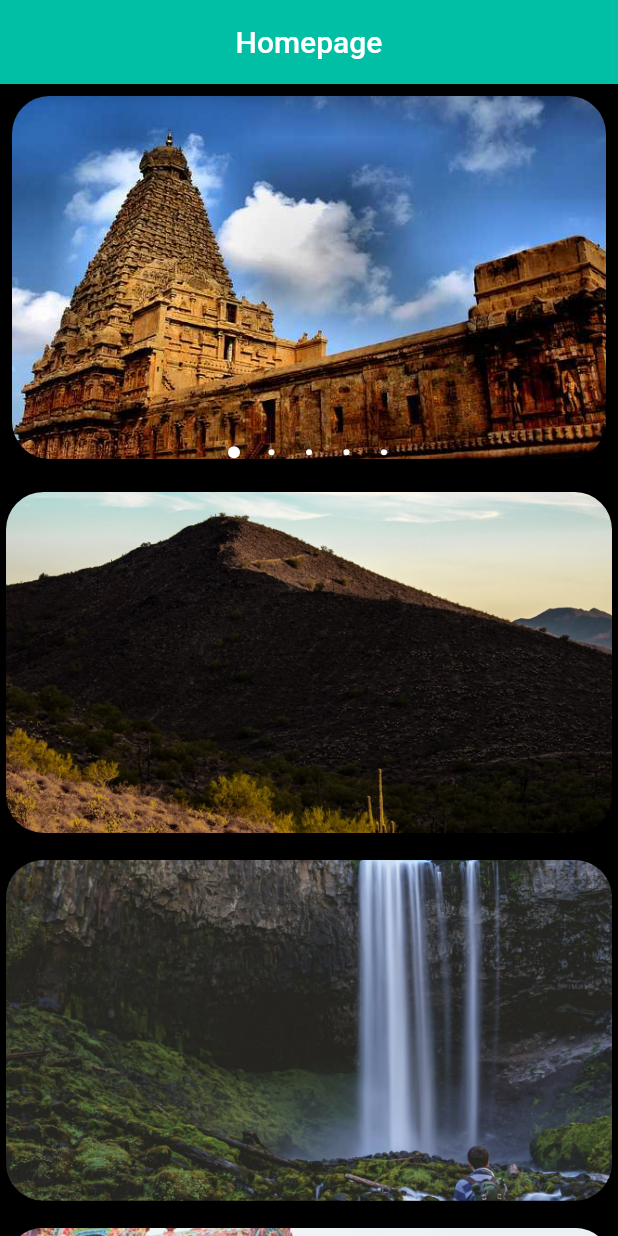
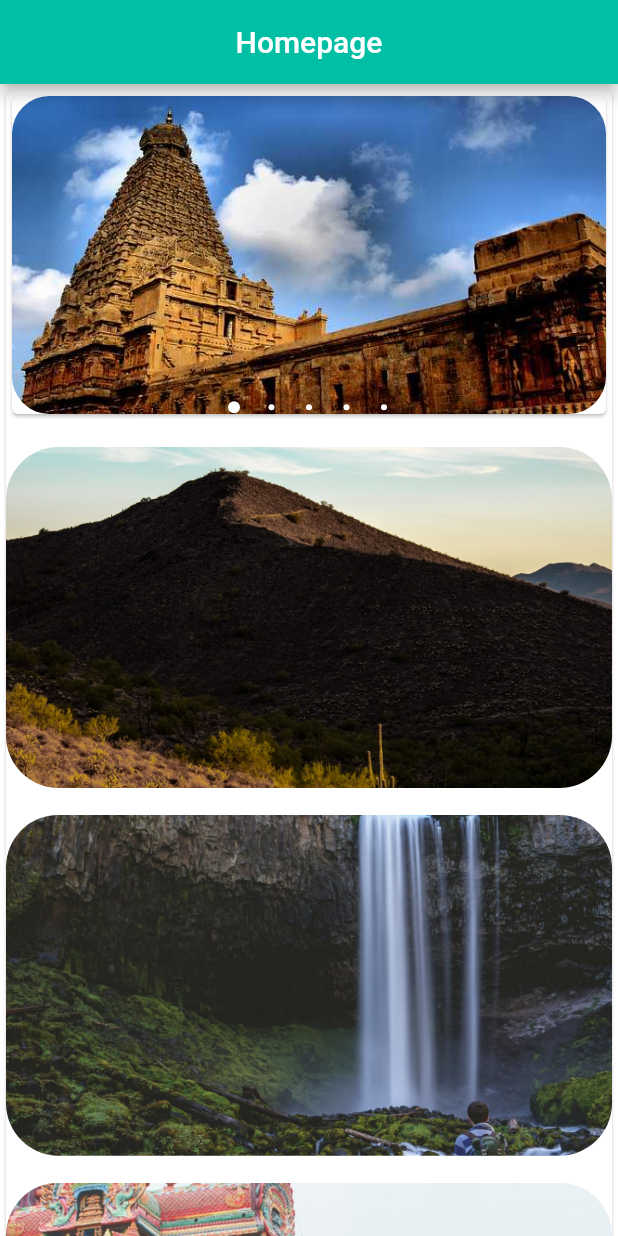
Before and after one commit to iamJana/Travelog, a Flutter app: the screen it shows after launch, on a phone screen of 412 x 824 dp. Run offline on Flutter 3.47's test engine with Material 2 defaults, Android fonts, the phone set to English and light mode, and no system bars; drawn by our look-alikes of carousel_pro.

Commit message:
New screen Added

```diff
--- a/lib/slide/himages.dart
+++ b/lib/slide/himages.dart
@@ -1,4 +1,5 @@
 import 'package:flutter/material.dart';
+import 'Mountainpage.dart';
 
 class Himage extends StatelessWidget {
   final String _path;
@@ -6,8 +7,18 @@ class Himage extends StatelessWidget {
   @override
   Widget build(BuildContext context) {
     return ClipRRect(
-      borderRadius: BorderRadius.circular(25.0),
-      child: Image(image: AssetImage(_path)),
-    );
+        borderRadius: BorderRadius.circular(35.0),
+        child: InkWell(
+            onTap: () {
+              Navigator.push(
+                context,
+                MaterialPageRoute(
+                  builder: (context) => Mountpage(),
+                ),
+              );
+            },
+            child: Image(image: AssetImage(_path))
+            )
+            );
   }
 }
--- a/lib/slide/slideimg.dart
+++ b/lib/slide/slideimg.dart
@@ -13,9 +13,9 @@ class _SlideState extends State<Slide> {
   Widget build(BuildContext context) {
     // ignore: non_constant_identifier_names
     Widget image_slider_carousel = Container(
-      height: 250.0,
+      height: 220.0,
       child: Card(
-        color: Colors.black,
+        color: Colors.white,
         child: ClipRRect(
           borderRadius: BorderRadius.circular(25.0),
           child: Carousel(
@@ -36,7 +36,7 @@ class _SlideState extends State<Slide> {
       ),
     );
     return Scaffold(
-        backgroundColor: Colors.black,
+        backgroundColor: Colors.white,
         appBar: AppBar(
           title: Center(
             child: Text(
@@ -49,10 +49,11 @@ class _SlideState extends State<Slide> {
           child: Column(
             children: [
               Card(
-                color: Colors.black,
+                color: Colors.white,
                 child: Column(
                   children: [
                     image_slider_carousel,
+
                     Padding(padding: EdgeInsets.only(bottom: 18.0)),
                     Himage('images/himages/1.png'),
                     Padding(padding: EdgeInsets.only(bottom: 18.0)),
```
Also changed, not shown: lib/slide/Mountainpage.dart (added, +13 -0 lines).
